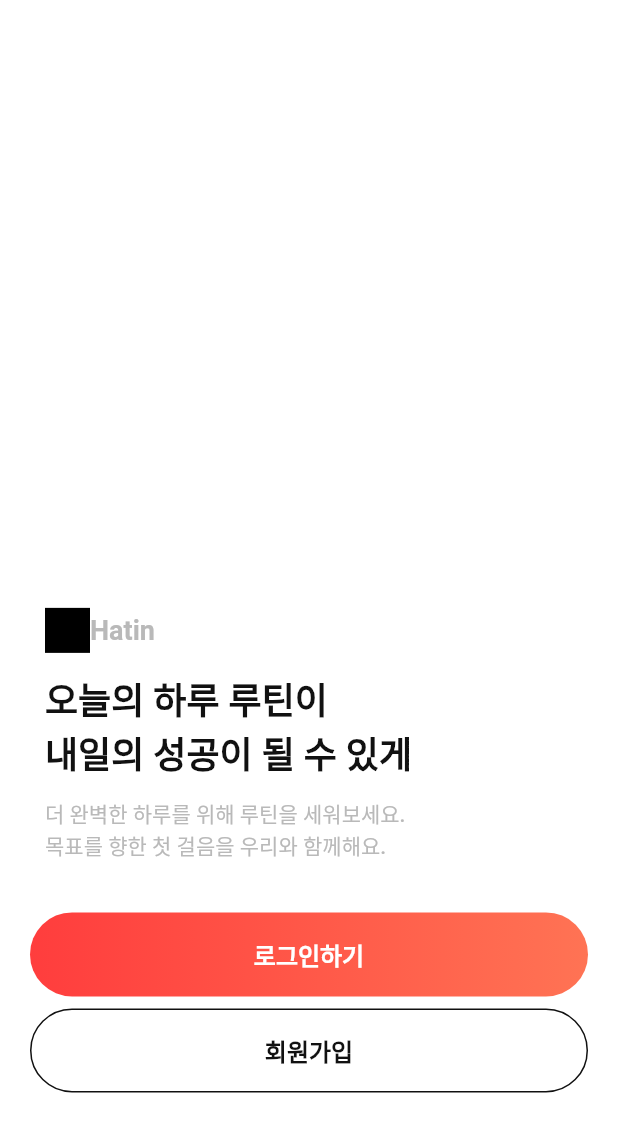
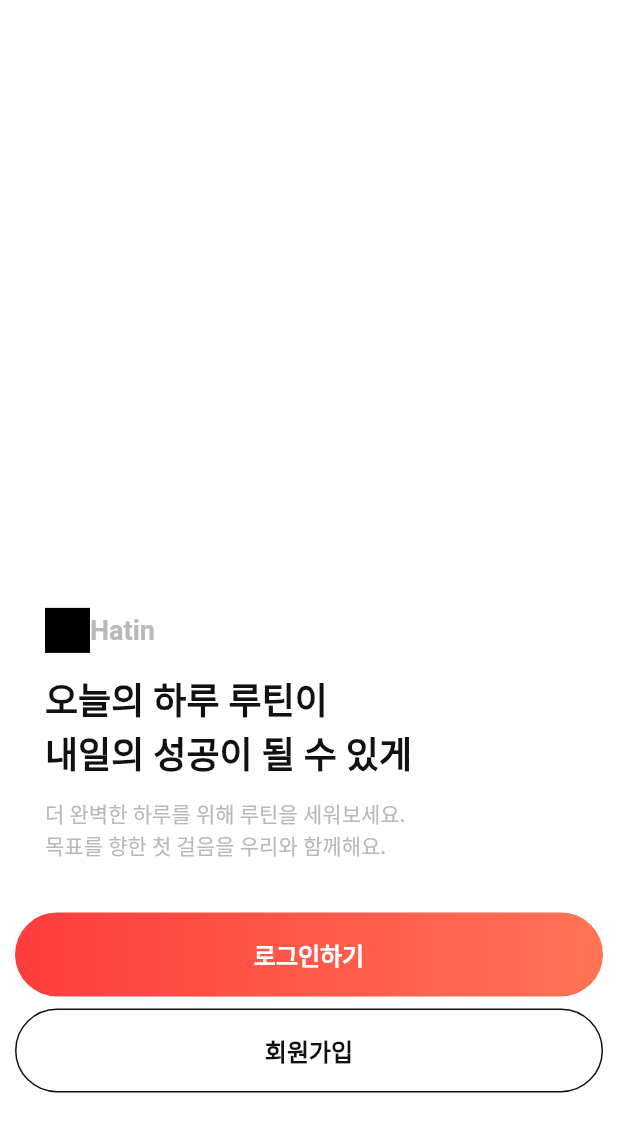
Before and after one commit to formart12/hatin-project, a Flutter app: the screen it shows after launch, on a phone screen of 412 x 824 dp. Shown: the top 1132 px of the screen. Run offline on Flutter 3.47's test engine with Material 3 defaults, Android fonts, the phone set to English and light mode, and no system bars.

Commit message:
로그인 버튼 패딩값 수정

```diff
--- a/lib/src/ui/login/login_view.dart
+++ b/lib/src/ui/login/login_view.dart
@@ -105,7 +105,7 @@ class LoginView extends StatelessWidget {
   Widget _buttons() => Flexible(
         flex: 3,
         child: Padding(
-          padding: const EdgeInsets.symmetric(horizontal: 20.0, vertical: 12.0),
+          padding: const EdgeInsets.symmetric(horizontal: 10.0, vertical: 12.0),
           child: Column(
             children: [
               Padding(
```
